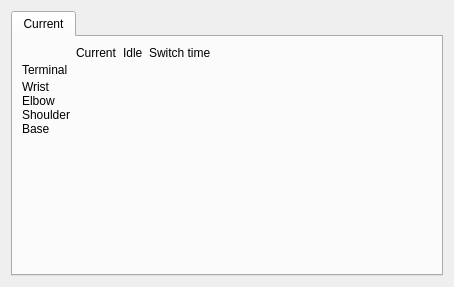
ww4u/mct-t4, file source/plugin/t4/motorconfig.ui: the form before one commit.
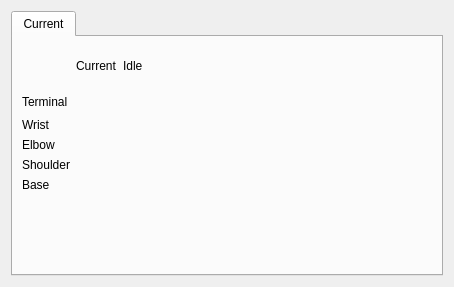
The form after the commit. Icons and pictures are not drawn. Custom widgets are drawn as their Qt base class.

The edit to the form file:
```diff
--- a/source/plugin/t4/motorconfig.ui
+++ b/source/plugin/t4/motorconfig.ui
@@ -24,44 +24,14 @@
        <string>Current</string>
       </attribute>
       <layout class="QGridLayout" name="gridLayout">
-       <property name="verticalSpacing">
-        <number>0</number>
-       </property>
-       <item row="0" column="0">
-        <widget class="QLabel" name="label_3">
+       <item row="4" column="0">
+        <widget class="QLabel" name="label_5">
          <property name="text">
-          <string/>
+          <string>Shoulder</string>
          </property>
         </widget>
        </item>
-       <item row="0" column="1">
-        <widget class="QLabel" name="label_8">
-         <property name="text">
-          <string>Current</string>
-         </property>
-        </widget>
-       </item>
-       <item row="0" column="2">
-        <widget class="QLabel" name="label_9">
-         <property name="text">
-          <string>Idle</string>
-         </property>
-        </widget>
-       </item>
-       <item row="6" column="2">
-        <spacer name="verticalSpacer">
-         <property name="orientation">
-          <enum>Qt::Vertical</enum>
-         </property>
-         <property name="sizeHint" stdset="0">
-          <size>
-           <width>20</width>
-           <height>40</height>
-          </size>
-         </property>
-        </spacer>
-       </item>
-       <item row="1" column="5">
+       <item row="1" column="4">
         <spacer name="horizontalSpacer">
          <property name="orientation">
           <enum>Qt::Horizontal</enum>
@@ -74,20 +44,6 @@
          </property>
         </spacer>
        </item>
-       <item row="5" column="0">
-        <widget class="QLabel" name="label_4">
-         <property name="text">
-          <string>Base</string>
-         </property>
-        </widget>
-       </item>
-       <item row="4" column="0">
-        <widget class="QLabel" name="label_5">
-         <property name="text">
-          <string>Shoulder</string>
-         </property>
-        </widget>
-       </item>
        <item row="3" column="0">
         <widget class="QLabel" name="label_6">
          <property name="text">
@@ -95,6 +51,25 @@
          </property>
         </widget>
        </item>
+       <item row="0" column="3" rowspan="4">
+        <widget class="QLabel" name="label_2">
+         <property name="maximumSize">
+          <size>
+           <width>160</width>
+           <height>160</height>
+          </size>
+         </property>
+         <property name="text">
+          <string/>
+         </property>
+         <property name="pixmap">
+          <pixmap resource="../../../res/res.qrc">:/res/image/t4/motor.png</pixmap>
+         </property>
+         <property name="scaledContents">
+          <bool>true</bool>
+         </property>
+        </widget>
+       </item>
        <item row="1" column="0">
         <widget class="QLabel" name="label">
          <property name="text">
@@ -109,46 +84,89 @@
          </property>
         </widget>
        </item>
-       <item row="0" column="3">
-        <widget class="QLabel" name="label_10">
+       <item row="5" column="0" rowspan="2">
+        <widget class="QLabel" name="label_4">
          <property name="text">
-          <string>Switch time</string>
+          <string>Base</string>
          </property>
         </widget>
        </item>
-       <item row="1" column="1" colspan="3">
-        <widget class="MotorCurrent" name="current4" native="true"/>
-       </item>
-       <item row="2" column="1" colspan="3">
+       <item row="2" column="1" colspan="2">
         <widget class="MotorCurrent" name="current3" native="true"/>
        </item>
-       <item row="3" column="1" colspan="3">
+       <item row="3" column="1" colspan="2">
         <widget class="MotorCurrent" name="current2" native="true"/>
        </item>
-       <item row="4" column="1" colspan="3">
-        <widget class="MotorCurrent" name="current1" native="true"/>
-       </item>
-       <item row="5" column="1" colspan="3">
+       <item row="5" column="1" rowspan="2" colspan="2">
         <widget class="MotorCurrent" name="current0" native="true"/>
        </item>
-       <item row="0" column="4" rowspan="4">
-        <widget class="QLabel" name="label_2">
-         <property name="maximumSize">
+       <item row="4" column="1" colspan="2">
+        <widget class="MotorCurrent" name="current1" native="true"/>
+       </item>
+       <item row="0" column="0" colspan="3">
+        <layout class="QHBoxLayout" name="horizontalLayout">
+         <item>
+          <widget class="QLabel" name="label_3">
+           <property name="minimumSize">
+            <size>
+             <width>48</width>
+             <height>40</height>
+            </size>
+           </property>
+           <property name="maximumSize">
+            <size>
+             <width>50</width>
+             <height>16777215</height>
+            </size>
+           </property>
+           <property name="text">
+            <string/>
+           </property>
+          </widget>
+         </item>
+         <item>
+          <widget class="QLabel" name="label_8">
+           <property name="minimumSize">
+            <size>
+             <width>40</width>
+             <height>40</height>
+            </size>
+           </property>
+           <property name="text">
+            <string>Current</string>
+           </property>
+          </widget>
+         </item>
+         <item>
+          <widget class="QLabel" name="label_9">
+           <property name="minimumSize">
+            <size>
+             <width>40</width>
+             <height>40</height>
+            </size>
+           </property>
+           <property name="text">
+            <string>Idle</string>
+           </property>
+          </widget>
+         </item>
+        </layout>
+       </item>
+       <item row="1" column="1" colspan="2">
+        <widget class="MotorCurrent" name="current4" native="true"/>
+       </item>
+       <item row="7" column="1">
+        <spacer name="verticalSpacer">
+         <property name="orientation">
+          <enum>Qt::Vertical</enum>
+         </property>
+         <property name="sizeHint" stdset="0">
           <size>
-           <width>160</width>
-           <height>160</height>
+           <width>20</width>
+           <height>40</height>
           </size>
          </property>
-         <property name="text">
-          <string/>
-         </property>
-         <property name="pixmap">
-          <pixmap resource="../../../res/res.qrc">:/res/image/t4/motor.png</pixmap>
-         </property>
-         <property name="scaledContents">
-          <bool>true</bool>
-         </property>
-        </widget>
+        </spacer>
        </item>
       </layout>
      </widget>
```
